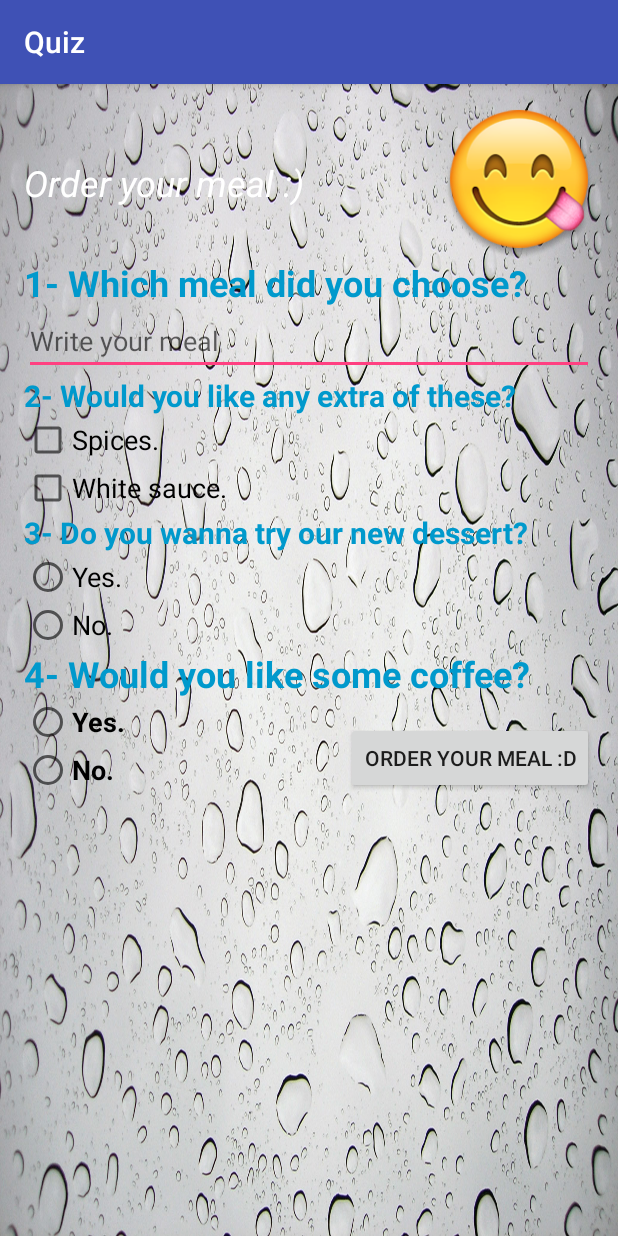
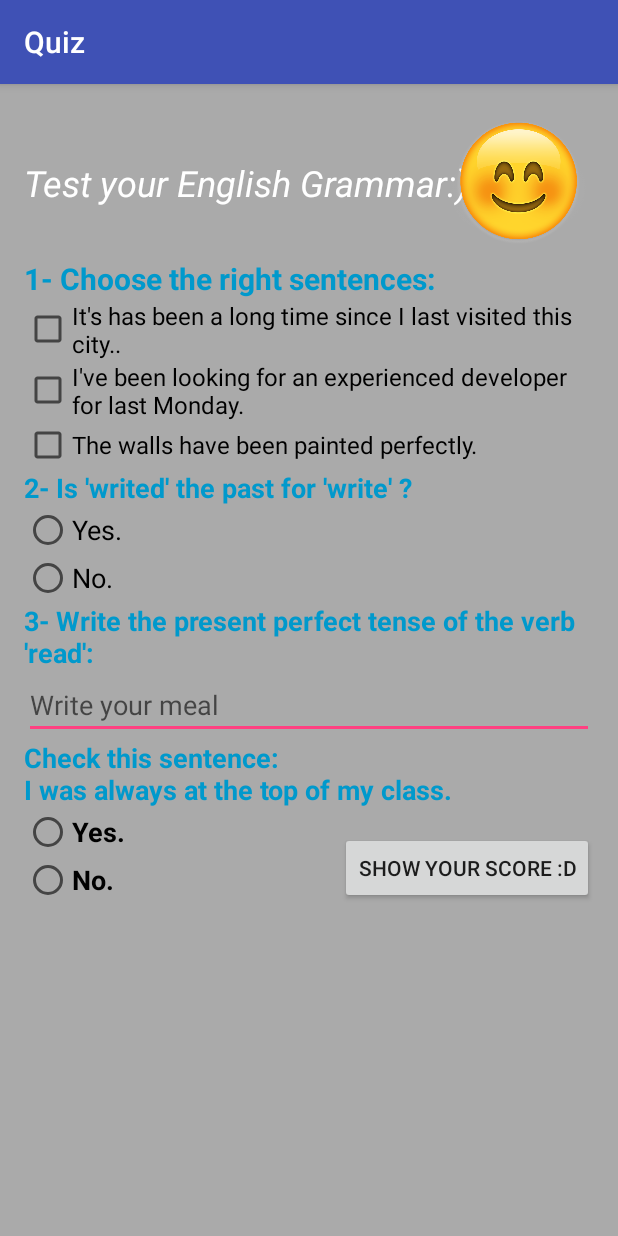
Before and after one commit to Asmaa19Salama/Quiz, an Android app: the screen it shows after launch (MainActivity), on a phone screen of 412 x 824 dp. Run offline under Robolectric (Android 15) with nearby library versions, the phone set to English and light mode, and no system bars.

Commit message:
- Changing the core of the program. - Resolving the problem of big pictures.

```diff
--- a/app/build.gradle
+++ b/app/build.gradle
@@ -20,7 +20,7 @@ android {
 
 dependencies {
     implementation fileTree(dir: 'libs', include: ['*.jar'])
-    implementation 'com.android.support:appcompat-v7:26.1.0'
+    implementation 'com.android.support:appcompat-v7:26.1.+'
     implementation 'com.android.support.constraint:constraint-layout:1.0.2'
     testImplementation 'junit:junit:4.12'
     androidTestImplementation 'com.android.support.test:runner:1.0.1'
--- a/app/src/main/res/layout/activity_main.xml
+++ b/app/src/main/res/layout/activity_main.xml
@@ -1,15 +1,13 @@
-<?xml version="1.0" encoding="utf-8"?>
 <ScrollView xmlns:android="http://schemas.android.com/apk/res/android"
-    xmlns:app="http://schemas.android.com/apk/res-auto"
     xmlns:tools="http://schemas.android.com/tools"
-    android:layout_width="match_parent"
-    android:layout_height="match_parent"
-    android:background="@drawable/grey"
-    tools:context="com.example.android.quiz.MainActivity">
+    android:layout_width="fill_parent"
+    android:layout_height="fill_parent"
+    android:background="@android:color/darker_gray"
+    tools:context=".MainActivity">
 
     <LinearLayout
         android:layout_width="match_parent"
-        android:layout_height="wrap_content"
+        android:layout_height="match_parent"
         android:layout_margin="16dp"
         android:orientation="vertical">
 
@@ -18,65 +16,56 @@
             android:layout_height="wrap_content">
 
         <TextView
-            android:id="@+id/order"
             android:layout_width="wrap_content"
             android:layout_height="wrap_content"
-            android:text="Order your meal :)"
+            android:text="Test your English Grammar:)"
             android:textSize="24sp"
             android:textColor="@android:color/white"
             android:textStyle="italic"
             android:layout_centerVertical="true"/>
+
         <ImageView
             android:layout_width="100dp"
             android:layout_height="100dp"
-            android:src="@drawable/emoji"
+            android:src="@drawable/emoji_smile"
             android:layout_alignParentRight="true"/>
 
         </RelativeLayout>
 
-    <TextView
-        android:layout_width="match_parent"
-        android:layout_height="wrap_content"
-        android:text="1- Which meal did you choose?"
-        android:textColor="@android:color/holo_blue_dark"
-        android:textSize="24sp"
-        android:textStyle="bold"/>
-
-    <EditText
-        android:id="@+id/meal_field"
-        android:layout_width="match_parent"
-        android:layout_height="wrap_content"
-        android:hint="Write your meal"
-        android:inputType="textCapWords"/>
-
-
         <TextView
             android:layout_width="wrap_content"
             android:layout_height="wrap_content"
-            android:text="2- Would you like any extra of these?"
+            android:text="1- Choose the right sentences:"
             android:textColor="@android:color/holo_blue_dark"
             android:textSize="20sp"
             android:textStyle="bold"/>
         <CheckBox
-            android:id="@+id/checkbox_spices"
+            android:id="@+id/checkbox_presentperfect"
             android:layout_width="match_parent"
             android:layout_height="wrap_content"
-            android:text="Spices."
-            android:textSize="18sp"/>
+            android:text="It's has been a long time since I last visited this city.."
+            android:textSize="16sp"/>
 
         <CheckBox
-            android:id="@+id/checkbox_white_sauce"
+            android:id="@+id/checkbox_for"
             android:layout_width="wrap_content"
             android:layout_height="wrap_content"
-            android:text="White sauce."
-            android:textSize="18sp" />
+            android:text="I've been looking for an experienced developer for last Monday."
+            android:textSize="16sp" />
+
+        <CheckBox
+            android:id="@+id/checkbox_passive"
+            android:layout_width="wrap_content"
+            android:layout_height="wrap_content"
+            android:text="The walls have been painted perfectly."
+            android:textSize="16sp" />
 
         <TextView
             android:layout_width="match_parent"
             android:layout_height="wrap_content"
-            android:text="3- Do you wanna try our new dessert?"
+            android:text="2- Is 'writed' the past for 'write' ?"
             android:textColor="@android:color/holo_blue_dark"
-            android:textSize="20sp"
+            android:textSize="18sp"
             android:textStyle="bold"/>
 
         <RadioGroup
@@ -84,7 +73,6 @@
             android:layout_height="wrap_content">
 
         <RadioButton
-            android:id="@+id/radio_yes"
             android:layout_width="wrap_content"
             android:layout_height="wrap_content"
             android:text="Yes."
@@ -101,10 +89,26 @@
         <TextView
             android:layout_width="match_parent"
             android:layout_height="wrap_content"
-            android:text="4- Would you like some coffee?"
+            android:text="3- Write the present perfect tense of the verb 'read':"
             android:textColor="@android:color/holo_blue_dark"
-            android:textSize="24sp"
+            android:textSize="18sp"
             android:textStyle="bold"/>
+
+        <EditText
+            android:id="@+id/read_field"
+            android:layout_width="match_parent"
+            android:layout_height="wrap_content"
+            android:hint="Write your meal"
+            android:inputType="textCapWords"/>
+
+        <TextView
+            android:layout_width="match_parent"
+            android:layout_height="wrap_content"
+            android:text="Check this sentence:\nI was always at the top of my class."
+            android:textColor="@android:color/holo_blue_dark"
+            android:textSize="18sp"
+            android:textStyle="bold"/>
+
 
         <RelativeLayout
             android:layout_width="wrap_content"
@@ -115,29 +119,27 @@
                 android:layout_height="wrap_content">
 
             <RadioButton
+                android:id="@+id/radio_yes_always"
                 android:layout_width="wrap_content"
                 android:layout_height="wrap_content"
                 android:text="Yes."
                 android:textSize="18sp"
                 android:textStyle="bold"/>
             <RadioButton
-                android:id="@+id/radio_no_coffee"
                 android:layout_width="wrap_content"
                 android:layout_height="wrap_content"
-                android:layout_below="@+id/radio_yes_coffee"
                 android:text="No."
                 android:textSize="18sp"
                 android:textStyle="bold"/>
             </RadioGroup>
 
         <Button
-            android:id="@+id/submit_order"
             android:layout_width="wrap_content"
             android:layout_height="wrap_content"
             android:layout_alignParentRight="true"
             android:layout_marginTop="16dp"
-            android:text="Order your meal :D"
-            android:onClick="submitOrder"/>
+            android:text="Show your score :D"
+            android:onClick="submitTest"/>
         </RelativeLayout>
     </LinearLayout>
 </ScrollView>
```
Also changed, not shown: app/src/main/java/com/example/android/quiz/MainActivity.java (+41 -38 lines), app/src/main/res/drawable/emoji.png (deleted), app/src/main/res/drawable/emoji_smile.png (added), app/src/main/res/drawable/grey.jpg (deleted).
